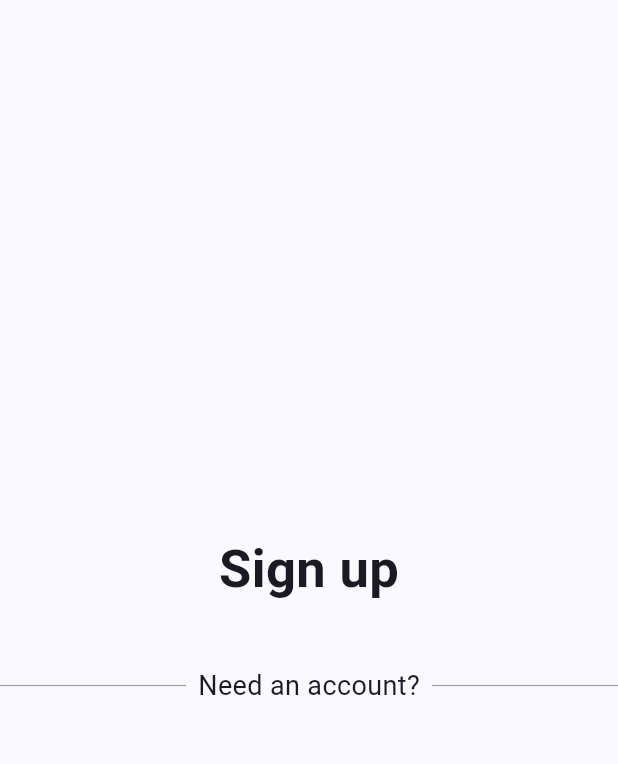
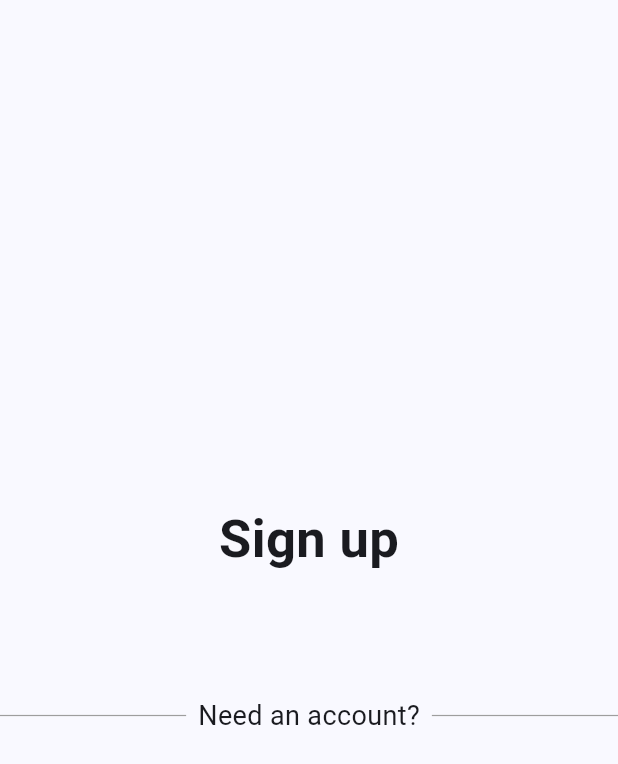
Before and after one commit to FIU-MOSAIC/NeuroTask_Modern, a Flutter app: the RegisterHeader widget shown alone on an empty page, opened directly, on a phone screen of 412 x 824 dp. Shown: the top 764 px of the screen. Run offline on Flutter 3.47's test engine with Material 3 defaults, Android fonts, the phone set to English and light mode, and no system bars; our stand-ins replace cloud_firestore, firebase_auth, firebase_core, get; accounts and stored records are empty.

Commit message:
header.dart

```diff
--- a/lib/register/header.dart
+++ b/lib/register/header.dart
@@ -14,7 +14,7 @@ class RegisterHeader extends StatelessWidget {
           "Sign up",
           style: TextStyle(fontSize: 35, fontWeight: FontWeight.bold),
         ),
-        SizedBox(height: 40),
+        SizedBox(height: 80),
         Row(
           children: [
             Expanded(child: Divider(thickness: 0.8, color: Colors.grey)),
```
